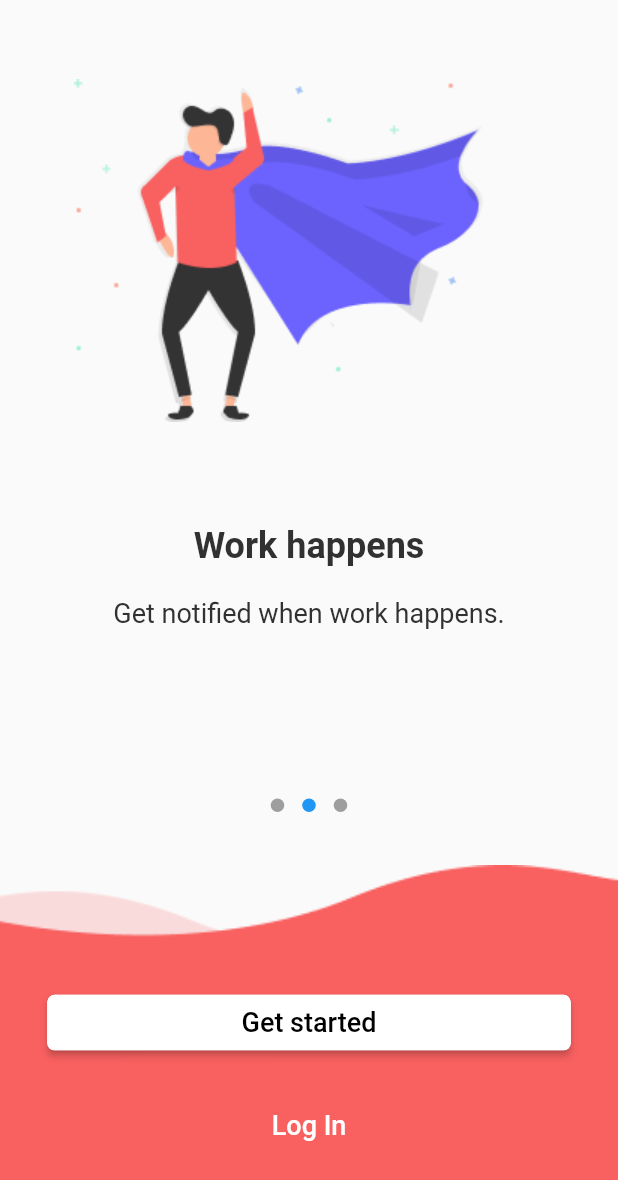
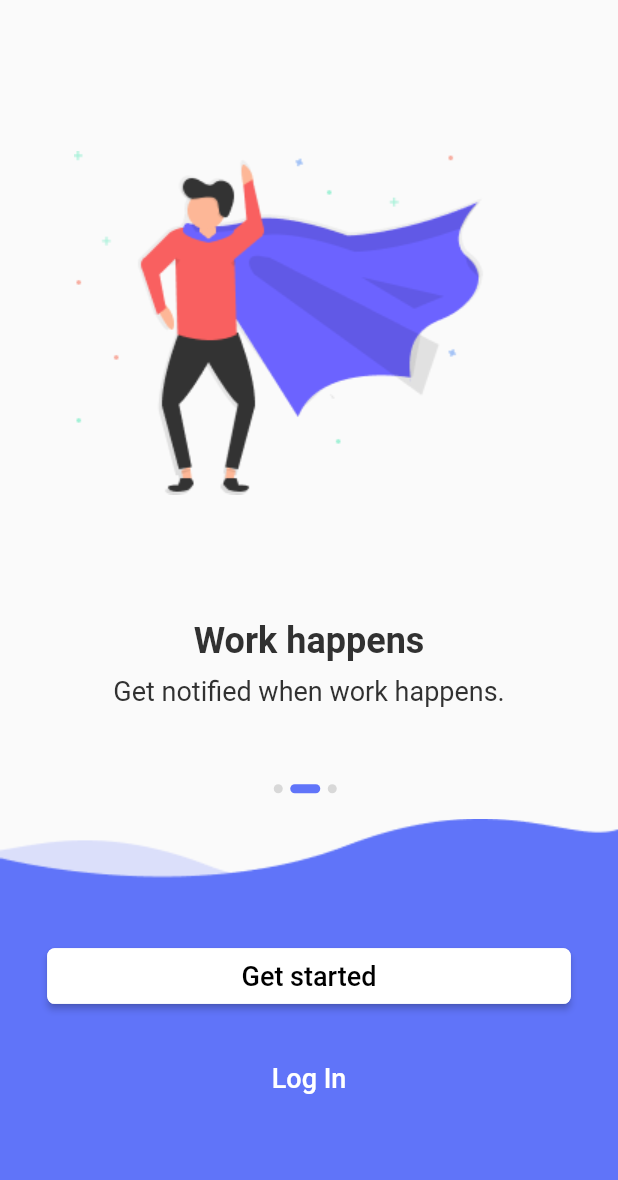
Before and after one commit to Skizdukion/AkingToDoApp, a Flutter app: the screen it shows after launch, swiped to page 2, on a phone screen of 412 x 824 dp. Shown: the top 1180 px of the screen. Run offline on Flutter 3.47's test engine with Material 2 defaults, Android fonts, the phone set to English and light mode, and no system bars; drawn by our look-alikes of introduction_screen; our stand-ins replace adaptive_dialog, cached_network_image, cloud_firestore, equatable, firebase_auth, firebase_core and 5 more; accounts and stored records are empty.

Commit message:
fixed in introduction page

```diff
--- /dev/null
+++ b/lib/logic/models/walkthrough.dart
@@ -0,0 +1,12 @@
+import 'package:flutter/material.dart';
+
+class Walkthrough {
+  final String title;
+  final String description;
+  final String imageTopPath;
+  final Color waveColor;
+  final String imageBottomPath;
+
+  const Walkthrough(
+      this.title, this.description, this.imageTopPath, this.waveColor, this.imageBottomPath);
+}
--- a/lib/views/routes/introduction/component/introduction_top_screen.dart
+++ /dev/null
@@ -1,62 +0,0 @@
-import 'package:flutter/material.dart';
-import 'package:introduction_screen/introduction_screen.dart';
-import 'package:flutter_screenutil/flutter_screenutil.dart';
-
-class IntroductionTopScreen extends StatefulWidget {
-  const IntroductionTopScreen({Key? key}) : super(key: key);
-
-  @override
-  _IntroductionTopScreenState createState() => _IntroductionTopScreenState();
-}
-
-class _IntroductionTopScreenState extends State<IntroductionTopScreen> {
-  @override
-  Widget build(BuildContext context) {
-    return Padding(
-      padding: EdgeInsets.only(top: 50.h),
-      child: IntroductionScreen(
-        pages: listIntroPage,
-        showDoneButton: false,
-        showNextButton: false,
-        showSkipButton: false,
-        skip: const Text('Skip'),
-        next: const Icon(Icons.arrow_forward),
-        done: const Text('Done', style: TextStyle(fontWeight: FontWeight.w600)),
-      ),
-    );
-  }
-}
-
-var listIntroPage = [
-  PageViewModel(
-      title: "Welcome to aking",
-      body: "What's going to happen tomorrow?",
-      image: const Center(
-          child: Image(image: AssetImage('assets/intro_image_1.png'))),
-      decoration: pageDecoration),
-  PageViewModel(
-      title: "Work happens",
-      body: "Get notified when work happens.",
-      image: const Center(
-          child: Image(image: AssetImage('assets/intro_image_2.png'))),
-      decoration: pageDecoration),
-  PageViewModel(
-    title: "Task and assign",
-    body: "Task and assign them to colleagues.",
-    image: const Center(
-        child: Image(image: AssetImage('assets/intro_image_3.png'))),
-    decoration: pageDecoration,
-  ),
-];
-
-var pageDecoration = PageDecoration(
-  titleTextStyle: TextStyle(
-    color: Color.fromRGBO(49, 49, 49, 1),
-    fontSize: 24.0,
-    fontWeight: FontWeight.w700,
-  ),
-  bodyTextStyle:
-      TextStyle(fontSize: 18.0, color: Color.fromRGBO(49, 49, 49, 1)),
-  titlePadding: EdgeInsets.only(top: 50.h, bottom: 20.h),
-  imagePadding: EdgeInsets.only(top: 0),
-);
--- a/lib/views/routes/introduction/introduction_page.dart
+++ /dev/null
@@ -1,33 +0,0 @@
-import 'package:flutter/material.dart';
-import 'package:todo_app/views/routes/introduction/component/introduction_top_screen.dart';
-
-import 'component/intro_button.dart';
-
-class IntroductionPage extends StatelessWidget {
-  const IntroductionPage({Key? key}) : super(key: key);
-
-  @override
-  Widget build(BuildContext context) {
-    return Scaffold(
-      resizeToAvoidBottomInset: false,
-      body: Container(
-        child: Column(
-          children: [
-            Expanded(flex: 70, child: IntroductionTopScreen()),
-            Expanded(
-                flex: 30,
-                child: Container(
-                  child: IntroButton(),
-                  decoration: BoxDecoration(
-                    image: DecorationImage(
-                      image: AssetImage("assets/intro_below.png"),
-                      fit: BoxFit.fitHeight,
-                    ),
-                  ),
-                )),
-          ],
-        ),
-      ),
-    );
-  }
-}
--- a/lib/views/routes/introduction/component/intro_button.dart
+++ b/lib/views/routes/walkthrough/component/intro_button.dart
@@ -16,6 +16,8 @@ class IntroButton extends StatefulWidget {
 }
 
 class _IntroButtonState extends State<IntroButton> {
+
+
   @override
   Widget build(BuildContext context) {
     return BlocBuilder<AuthBloc, AuthState>(builder: (context, state) {
--- /dev/null
+++ b/lib/views/routes/walkthrough/component/intro_content.dart
@@ -0,0 +1,40 @@
+import 'package:flutter/material.dart';
+import 'package:flutter_screenutil/flutter_screenutil.dart';
+
+class WalkthroughContent extends StatelessWidget {
+  const WalkthroughContent({
+    Key? key,
+    required this.image,
+    required this.title,
+    required this.description,
+  }) : super(key: key);
+  final String title, description, image;
+
+  @override
+  Widget build(BuildContext context) {
+    return Column(
+      children: [
+        SizedBox(
+          height: 392.h,
+          child: Image.asset(
+            image,
+            width: 300.w,
+          ),
+        ),
+        Text(
+          title,
+          style: TextStyle(
+            color: Color.fromRGBO(49, 49, 49, 1),
+            fontSize: 24.0,
+            fontWeight: FontWeight.w700,
+          ),
+        ),
+        SizedBox(height: 9.h),
+        Text(
+          description,
+          style: TextStyle(fontSize: 18.0, color: Color.fromRGBO(49, 49, 49, 1)),
+        ),
+      ],
+    );
+  }
+}
--- /dev/null
+++ b/lib/views/routes/walkthrough/component/introduction_body.dart
@@ -0,0 +1,84 @@
+import 'package:flutter/material.dart';
+import 'package:flutter_screenutil/flutter_screenutil.dart';
+import 'package:todo_app/logic/models/walkthrough.dart';
+import 'package:todo_app/views/routes/walkthrough/component/intro_button.dart';
+import 'package:todo_app/views/routes/walkthrough/component/intro_content.dart';
+
+class IntroductionBody extends StatefulWidget {
+  const IntroductionBody({Key? key, required this.walkThroughData}) : super(key: key);
+  final List<Walkthrough> walkThroughData;
+
+  @override
+  _IntroductionBodyState createState() => _IntroductionBodyState();
+}
+
+class _IntroductionBodyState extends State<IntroductionBody> {
+
+  int _currentPage = 0;
+  late PageController _pageController;
+
+  @override
+  void initState() {
+    _pageController = PageController();
+    super.initState();
+  }
+  @override
+  Widget build(BuildContext context) {
+    return AnimatedBuilder(
+      animation: _pageController,
+      builder: (context, child){
+        return Column(
+          children: [
+            Spacer(),
+            SizedBox(
+              height: 500.h,
+              child: PageView.builder(
+                controller: _pageController,
+                onPageChanged: (value) => changePage(value),
+                itemCount: widget.walkThroughData.length,
+                itemBuilder: (context, index) => WalkthroughContent(
+                  description: widget.walkThroughData[_currentPage].description,
+                  image: widget.walkThroughData[_currentPage].imageTopPath,
+                  title: widget.walkThroughData[_currentPage].title,
+                ),
+              ),
+            ),
+            Row(
+              mainAxisAlignment: MainAxisAlignment.center,
+              children: List.generate(widget.walkThroughData.length,(index) => buildDot(index: index))
+            ),
+            Spacer(),
+            Container(
+              width: 1.sw,
+              height: 275.h,
+              child: IntroButton(),
+              decoration: BoxDecoration(
+                image: DecorationImage(
+                  image: AssetImage(widget.walkThroughData[_currentPage].imageBottomPath),
+                  fit: BoxFit.fill,
+                ),
+              ),
+            ),
+          ],
+        );
+      }
+    );
+  }
+
+  void changePage(value){
+    setState(() {
+      _currentPage = value;
+    });
+  }
+  AnimatedContainer buildDot({required int index}) {
+    return AnimatedContainer(
+        duration: Duration(milliseconds: 300),
+        margin: const EdgeInsets.only(right: 5),
+        height: 6,
+        width: index == _currentPage ? 20 : 6,
+        decoration: BoxDecoration(
+          color: index == _currentPage ? widget.walkThroughData[_currentPage].waveColor: const Color(0xFFD8D8D8),
+          borderRadius: BorderRadius.circular(3.r),
+        ));
+  }
+}
--- /dev/null
+++ b/lib/views/routes/walkthrough/introduction_page.dart
@@ -0,0 +1,20 @@
+import 'package:flutter/material.dart';
+import 'package:todo_app/logic/models/walkthrough.dart';
+import 'package:todo_app/views/routes/walkthrough/component/introduction_body.dart';
+
+class IntroductionPage extends StatelessWidget {
+  const IntroductionPage({Key? key}) : super(key: key);
+
+  @override
+  Widget build(BuildContext context) {
+    return Scaffold(
+      resizeToAvoidBottomInset: false,
+      body: IntroductionBody(
+        walkThroughData: [
+          Walkthrough("Welcome to aking", "What's going to happen tomorrow?", 'assets/intro_image_1.png', Color(0xFFF96060), 'assets/intro_below_1.png'),
+          Walkthrough("Work happens", "Get notified when work happens.", "assets/intro_image_2.png", Color(0xFF6074F9), 'assets/intro_below_2.png'),
+          Walkthrough('Task and assign', 'Task and assign them to colleagues.', 'assets/intro_image_3.png', Color(0xFF8560F9), 'assets/intro_below_3.png'),
+        ]),
+    );
+  }
+}
--- a/lib/views/routes/wrapper.dart
+++ b/lib/views/routes/wrapper.dart
@@ -2,7 +2,7 @@ import 'package:flutter/material.dart';
 import 'package:flutter_bloc/flutter_bloc.dart';
 import 'package:todo_app/logic/blocs/auth/auth_bloc.dart';
 import 'package:todo_app/logic/blocs/auth/auth_state.dart';
-import 'package:todo_app/views/routes/introduction/introduction_page.dart';
+import 'package:todo_app/views/routes/walkthrough/introduction_page.dart';
 import 'main/main_page.dart';
 
 class Wrapper extends StatefulWidget {
```
Also changed, not shown: assets/intro_below.png (deleted), assets/intro_below_1.png (added), assets/intro_below_2.png (added), assets/intro_below_3.png (added), assets/map_area2_1.png (deleted).
